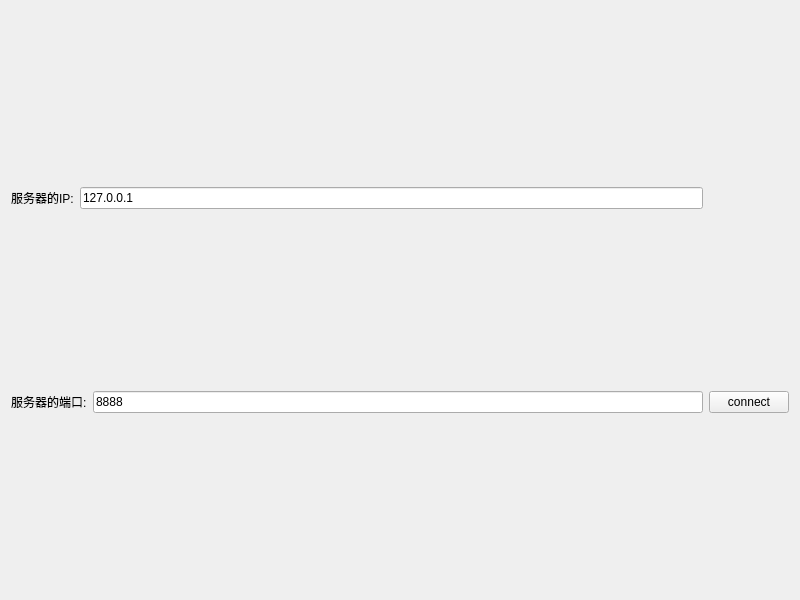
The window that Src/27_70_TcpClientFile/widget.ui (Fowindy/QtCode_VS) describes before a commit, drawn with Qt 5.
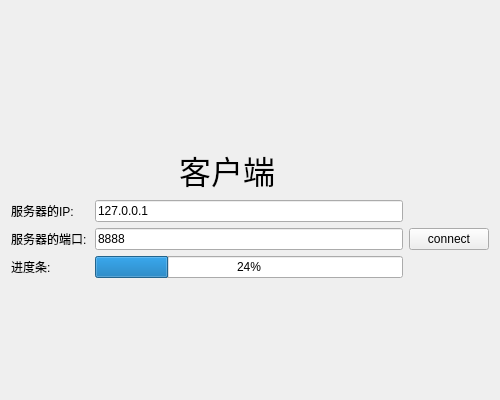
The same window after the commit.

Commit message: 客户端进度条界面完成

The edit to the form file:
```diff
--- a/Src/27_70_TcpClientFile/widget.ui
+++ b/Src/27_70_TcpClientFile/widget.ui
@@ -6,49 +6,131 @@
    <rect>
     <x>0</x>
     <y>0</y>
-    <width>800</width>
-    <height>600</height>
+    <width>500</width>
+    <height>400</height>
    </rect>
   </property>
   <property name="windowTitle">
    <string>Widget</string>
   </property>
   <layout class="QGridLayout" name="gridLayout">
-   <item row="0" column="0">
+   <item row="0" column="2">
+    <spacer name="verticalSpacer">
+     <property name="orientation">
+      <enum>Qt::Vertical</enum>
+     </property>
+     <property name="sizeHint" stdset="0">
+      <size>
+       <width>20</width>
+       <height>137</height>
+      </size>
+     </property>
+    </spacer>
+   </item>
+   <item row="1" column="0" colspan="2">
+    <spacer name="horizontalSpacer">
+     <property name="orientation">
+      <enum>Qt::Horizontal</enum>
+     </property>
+     <property name="sizeHint" stdset="0">
+      <size>
+       <width>164</width>
+       <height>20</height>
+      </size>
+     </property>
+    </spacer>
+   </item>
+   <item row="1" column="2" colspan="2">
+    <widget class="QLabel" name="label_3">
+     <property name="font">
+      <font>
+       <family>华文楷体</family>
+       <pointsize>24</pointsize>
+      </font>
+     </property>
+     <property name="text">
+      <string>客户端</string>
+     </property>
+     <property name="alignment">
+      <set>Qt::AlignCenter</set>
+     </property>
+    </widget>
+   </item>
+   <item row="1" column="4">
+    <spacer name="horizontalSpacer_2">
+     <property name="orientation">
+      <enum>Qt::Horizontal</enum>
+     </property>
+     <property name="sizeHint" stdset="0">
+      <size>
+       <width>123</width>
+       <height>20</height>
+      </size>
+     </property>
+    </spacer>
+   </item>
+   <item row="2" column="0">
     <widget class="QLabel" name="label">
      <property name="text">
       <string>服务器的IP:</string>
      </property>
     </widget>
    </item>
-   <item row="0" column="1" colspan="2">
+   <item row="2" column="1" colspan="4">
     <widget class="QLineEdit" name="lineEditIP">
      <property name="text">
       <string>127.0.0.1</string>
      </property>
     </widget>
    </item>
-   <item row="1" column="0" colspan="2">
+   <item row="3" column="0">
     <widget class="QLabel" name="label_2">
      <property name="text">
       <string>服务器的端口:</string>
      </property>
     </widget>
    </item>
-   <item row="1" column="2">
+   <item row="3" column="1" colspan="4">
     <widget class="QLineEdit" name="lineEditPort">
      <property name="text">
       <string>8888</string>
      </property>
     </widget>
    </item>
-   <item row="1" column="3">
+   <item row="3" column="5">
     <widget class="QPushButton" name="btnConnect">
      <property name="text">
       <string>connect</string>
      </property>
     </widget>
    </item>
+   <item row="5" column="3">
+    <spacer name="verticalSpacer_2">
+     <property name="orientation">
+      <enum>Qt::Vertical</enum>
+     </property>
+     <property name="sizeHint" stdset="0">
+      <size>
+       <width>20</width>
+       <height>113</height>
+      </size>
+     </property>
+    </spacer>
+   </item>
+   <item row="4" column="1" colspan="4">
+    <widget class="QProgressBar" name="progressBar">
+     <property name="value">
+      <number>24</number>
+     </property>
+    </widget>
+   </item>
+   <item row="4" column="0">
+    <widget class="QLabel" name="label_4">
+     <property name="text">
+      <string>进度条:</string>
+     </property>
+    </widget>
+   </item>
   </layout>
  </widget>
  <resources/>
```
Left out of the diff: 2 changed lines with no effect on the pictures.
